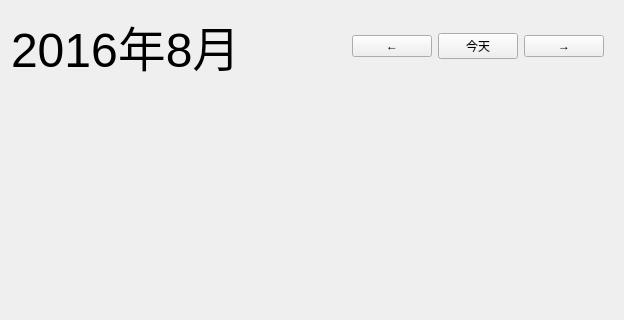
This is calender.ui in wangrunji0408/QtCalendar as Qt 5 draws it before an edit; both pictures show x 0 to 624 and y 0 to 320 of the 624 by 469 pixel window. The edited form follows.
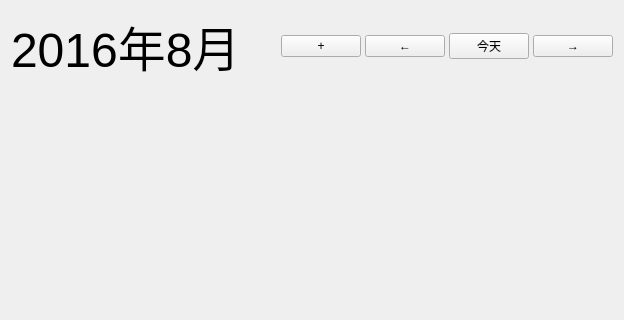
This is the edited form.

Diff of the .ui file:
```diff
--- a/calender.ui
+++ b/calender.ui
@@ -34,6 +34,19 @@
        </property>
       </widget>
      </item>
+     <item>
+      <spacer name="horizontalSpacer">
+       <property name="orientation">
+        <enum>Qt::Horizontal</enum>
+       </property>
+       <property name="sizeHint" stdset="0">
+        <size>
+         <width>40</width>
+         <height>20</height>
+        </size>
+       </property>
+      </spacer>
+     </item>
      <item>
       <widget class="QWidget" name="widget_7" native="true">
        <property name="sizePolicy">
@@ -43,6 +56,28 @@
         </sizepolicy>
        </property>
        <layout class="QHBoxLayout" name="horizontalLayout_3">
+        <property name="spacing">
+         <number>4</number>
+        </property>
+        <property name="leftMargin">
+         <number>0</number>
+        </property>
+        <property name="topMargin">
+         <number>0</number>
+        </property>
+        <property name="rightMargin">
+         <number>0</number>
+        </property>
+        <property name="bottomMargin">
+         <number>0</number>
+        </property>
+        <item>
+         <widget class="QPushButton" name="addItemButton">
+          <property name="text">
+           <string>+</string>
+          </property>
+         </widget>
+        </item>
         <item>
          <widget class="QPushButton" name="goLeftButton">
           <property name="sizePolicy">
```
